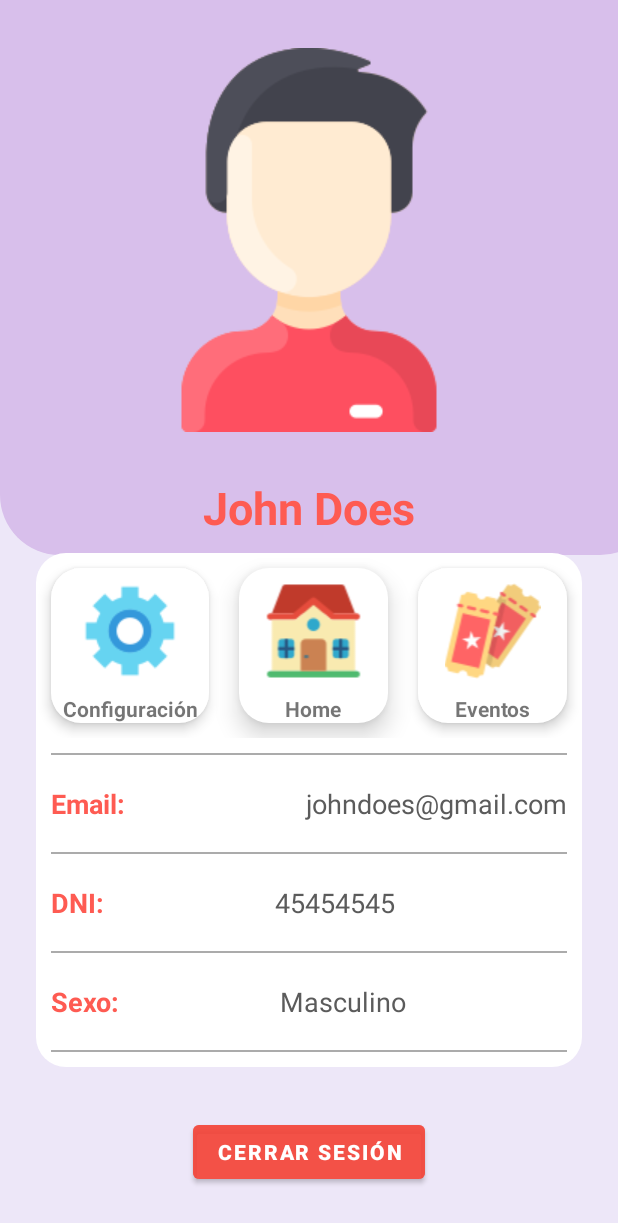
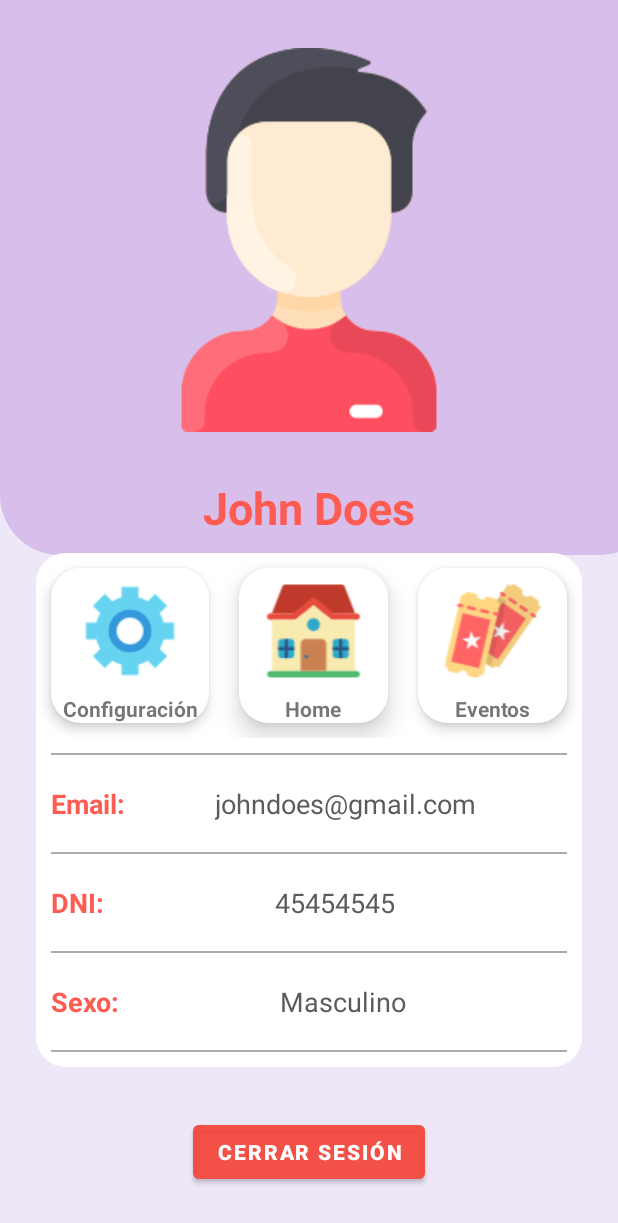
Before and after one commit to guidochavarris2/reuu_premium, an Android app: the layout activity_perfil.xml on its own in the app's theme, with its tools: preview values and no code run, on a phone screen of 412 x 824 dp. Shown: the top 1223 px of the screen. Run offline under Robolectric (Android 15) with nearby library versions, the phone set to English and light mode, and no system bars.

Commit message:
Tercer Commit Aldo, Perfil

```diff
--- a/app/src/main/res/layout/activity_configuracion.xml
+++ b/app/src/main/res/layout/activity_configuracion.xml
@@ -61,7 +61,7 @@
             android:layout_height="80dp"
             android:layout_marginTop="20dp"
             android:backgroundTint="#B4F44336"
-            android:text="PERFIL"
+            android:text="EDITAR PERFIL"
             android:textColor="#ffffff"
             android:textSize="20sp"
             android:textStyle="bold"
--- a/app/src/main/res/layout/activity_perfil.xml
+++ b/app/src/main/res/layout/activity_perfil.xml
@@ -27,7 +27,7 @@
         app:srcCompat="@drawable/usuario" />
 
     <TextView
-        android:id="@+id/textView3"
+        android:id="@+id/textViewUsername"
         android:layout_width="wrap_content"
         android:layout_height="wrap_content"
         android:layout_marginTop="30dp"
@@ -50,7 +50,7 @@
         android:orientation="vertical"
         app:layout_constraintEnd_toEndOf="parent"
         app:layout_constraintStart_toStartOf="parent"
-        app:layout_constraintTop_toBottomOf="@+id/textView3">
+        app:layout_constraintTop_toBottomOf="@+id/textViewUsername">
 
         <LinearLayout
             android:layout_width="match_parent"
@@ -158,12 +158,12 @@
                 android:textStyle="bold" />
 
             <TextView
-                android:id="@+id/textView11"
+                android:id="@+id/textViewEmail"
                 android:layout_width="wrap_content"
                 android:layout_height="wrap_content"
                 android:layout_weight="1"
                 android:text="johndoes@gmail.com"
-                android:textAlignment="viewEnd"
+                android:textAlignment="viewStart"
                 android:textColor="#5b5b5b"
                 android:textSize="18sp" />
         </LinearLayout>
@@ -193,7 +193,7 @@
                 android:textStyle="bold" />
 
             <TextView
-
+                android:id="@+id/textViewDNI"
                 android:layout_width="wrap_content"
                 android:layout_height="wrap_content"
                 android:layout_weight="1"
@@ -228,7 +228,7 @@
                 android:textStyle="bold" />
 
             <TextView
-
+                android:id="@+id/textViewGender"
                 android:layout_width="wrap_content"
                 android:layout_height="wrap_content"
                 android:layout_weight="1"
```
Also changed, not shown: app/src/main/java/com/example/reeu_premium/Perfil.java (+13 -0 lines).
